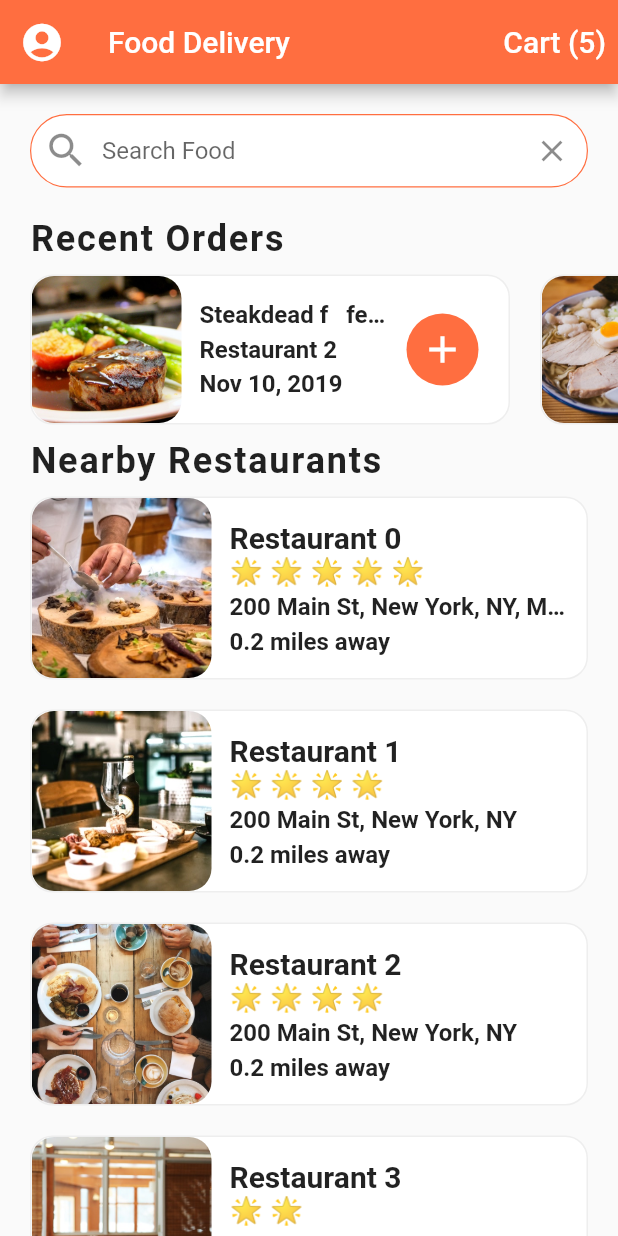
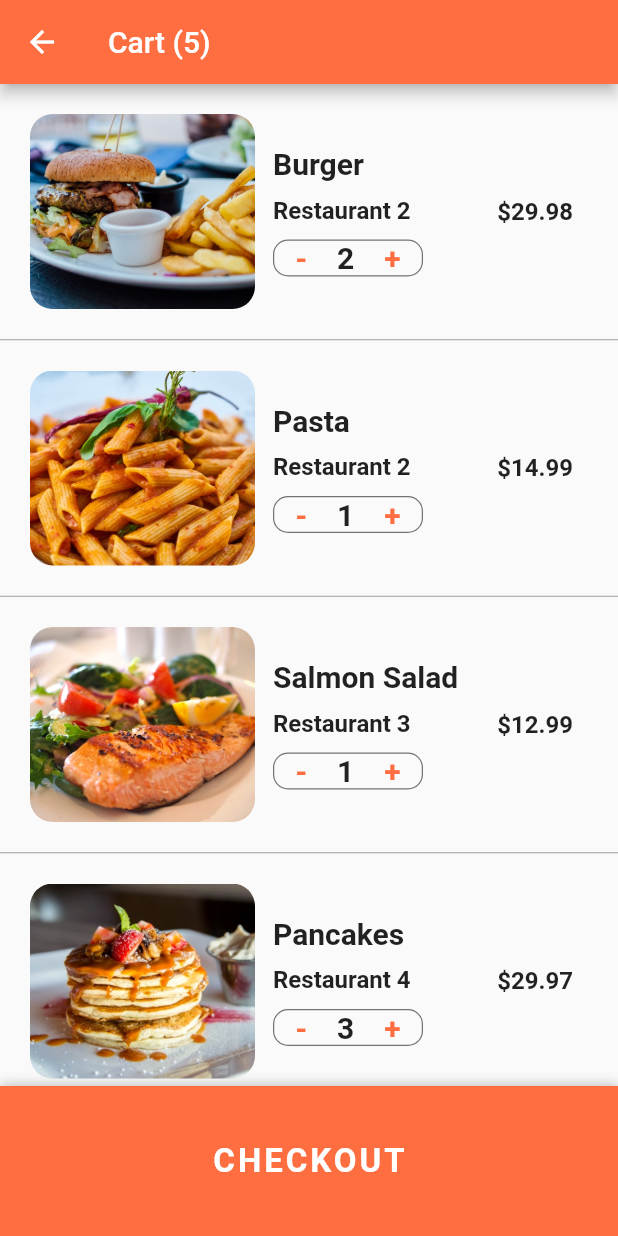
Before and after one commit to RoseNeezar/food-delivery-fl, a Flutter app: the screen it shows after launch, after a tap on an icon or button, on a phone screen of 412 x 824 dp. Run offline on Flutter 3.47's test engine with Material 2 defaults, Android fonts, the phone set to English and light mode, and no system bars.

Commit message:
add cart screen

```diff
--- a/lib/main.dart
+++ b/lib/main.dart
@@ -17,6 +17,7 @@ class MyApp extends StatelessWidget {
         primaryColor: Colors.deepOrangeAccent,
         appBarTheme: AppBarTheme(backgroundColor: Colors.deepOrangeAccent),
       ),
-        home: HomeScreen());
+      home: HomeScreen(),
+    );
   }
 }
--- /dev/null
+++ b/lib/screens/cart.screens.dart
@@ -0,0 +1,233 @@
+import 'package:flutter/material.dart';
+import 'package:flutter_food_delivery_ui/data/data.dart';
+import 'package:flutter_food_delivery_ui/models/order.dart';
+
+class CartScreen extends StatefulWidget {
+  @override
+  _CartScreenState createState() => _CartScreenState();
+}
+
+class _CartScreenState extends State<CartScreen> {
+  _buildCartItem(Order order) {
+    return Container(
+      padding: EdgeInsets.all(20.0),
+      height: 170.0,
+      child: Row(
+        children: <Widget>[
+          Expanded(
+            child: Row(
+              children: <Widget>[
+                Container(
+                  width: 150.0,
+                  decoration: BoxDecoration(
+                      image: DecorationImage(
+                        image: AssetImage(order.food.imageUrl),
+                        fit: BoxFit.cover,
+                      ),
+                      borderRadius: BorderRadius.circular(15.0)),
+                ),
+                Expanded(
+                  child: Container(
+                    margin: EdgeInsets.all(12.0),
+                    child: Column(
+                      crossAxisAlignment: CrossAxisAlignment.start,
+                      mainAxisAlignment: MainAxisAlignment.center,
+                      children: <Widget>[
+                        Text(
+                          order.food.name,
+                          style: TextStyle(
+                            fontSize: 20.0,
+                            fontWeight: FontWeight.bold,
+                          ),
+                          overflow: TextOverflow.ellipsis,
+                        ),
+                        SizedBox(
+                          height: 10.0,
+                        ),
+                        Text(
+                          order.restaurant.name,
+                          style: TextStyle(
+                            fontSize: 16.0,
+                            fontWeight: FontWeight.w600,
+                          ),
+                          overflow: TextOverflow.ellipsis,
+                        ),
+                        SizedBox(
+                          height: 10.0,
+                        ),
+                        Container(
+                          width: 100.0,
+                          decoration: BoxDecoration(
+                            borderRadius: BorderRadius.circular(10.0),
+                            border:
+                                Border.all(width: 0.8, color: Colors.black54),
+                          ),
+                          child: Row(
+                            mainAxisAlignment: MainAxisAlignment.center,
+                            children: <Widget>[
+                              GestureDetector(
+                                onTap: () {},
+                                child: Text(
+                                  '-',
+                                  style: TextStyle(
+                                    fontSize: 20.0,
+                                    fontWeight: FontWeight.w600,
+                                    color: Theme.of(context).primaryColor,
+                                  ),
+                                ),
+                              ),
+                              SizedBox(
+                                width: 20.0,
+                              ),
+                              Text(
+                                order.quantity.toString(),
+                                style: TextStyle(
+                                  fontSize: 20.0,
+                                  fontWeight: FontWeight.w600,
+                                ),
+                              ),
+                              SizedBox(
+                                width: 20.0,
+                              ),
+                              GestureDetector(
+                                onTap: () {},
+                                child: Text(
+                                  '+',
+                                  style: TextStyle(
+                                    fontSize: 20.0,
+                                    fontWeight: FontWeight.w600,
+                                    color: Theme.of(context).primaryColor,
+                                  ),
+                                ),
+                              ),
+                            ],
+                          ),
+                        )
+                      ],
+                    ),
+                  ),
+                ),
+                Container(
+                  margin: EdgeInsets.all(10.0),
+                  child: Text(
+                    '\$${order.quantity * order.food.price}',
+                    style: TextStyle(
+                      fontSize: 16.0,
+                      fontWeight: FontWeight.w600,
+                    ),
+                  ),
+                )
+              ],
+            ),
+          )
+        ],
+      ),
+    );
+  }
+
+  @override
+  Widget build(BuildContext context) {
+    double totalPrice = 0;
+    currentUser.cart.forEach(
+      (Order order) => totalPrice += order.quantity * order.food.price,
+    );
+
+    return Scaffold(
+      appBar: AppBar(
+        title: Text('Cart (${currentUser.cart.length})'),
+      ),
+      body: ListView.separated(
+        itemCount: currentUser.cart.length + 1,
+        itemBuilder: (BuildContext context, int index) {
+          if (index < currentUser.cart.length) {
+            Order order = currentUser.cart[index];
+            return _buildCartItem(order);
+          }
+          return Padding(
+            padding: EdgeInsets.all(20.0),
+            child: Column(
+              children: <Widget>[
+                Row(
+                  mainAxisAlignment: MainAxisAlignment.spaceBetween,
+                  children: <Widget>[
+                    Text(
+                      'Estimated Delivery Time:',
+                      style: TextStyle(
+                        fontSize: 20.0,
+                        fontWeight: FontWeight.w600,
+                      ),
+                    ),
+                    Text(
+                      '25 min',
+                      style: TextStyle(
+                        fontSize: 20.0,
+                        fontWeight: FontWeight.w600,
+                      ),
+                    ),
+                  ],
+                ),
+                SizedBox(height: 10.0),
+                Row(
+                  mainAxisAlignment: MainAxisAlignment.spaceBetween,
+                  children: <Widget>[
+                    Text(
+                      'Total Cost:',
+                      style: TextStyle(
+                        fontSize: 20.0,
+                        fontWeight: FontWeight.w600,
+                      ),
+                    ),
+                    Text(
+                      '\$${totalPrice.toStringAsFixed(2)}',
+                      style: TextStyle(
+                        color: Colors.green[700],
+                        fontSize: 20.0,
+                        fontWeight: FontWeight.w600,
+                      ),
+                    ),
+                  ],
+                ),
+                SizedBox(height: 80.0),
+              ],
+            ),
+          );
+          ;
+        },
+        separatorBuilder: (BuildContext context, int index) {
+          return Divider(
+            height: 1.0,
+            color: Colors.grey,
+          );
+        },
+      ),
+      bottomSheet: Container(
+        height: 100.0,
+        width: MediaQuery.of(context).size.width,
+        decoration: BoxDecoration(
+          color: Theme.of(context).primaryColor,
+          boxShadow: [
+            BoxShadow(
+              color: Colors.black26,
+              offset: Offset(0, -1),
+              blurRadius: 6.0,
+            ),
+          ],
+        ),
+        child: Center(
+          child: TextButton(
+            child: Text(
+              'CHECKOUT',
+              style: TextStyle(
+                fontSize: 22.0,
+                color: Colors.white,
+                letterSpacing: 2.0,
+                fontWeight: FontWeight.bold,
+              ),
+            ),
+            onPressed: () {},
+          ),
+        ),
+      ),
+    );
+  }
+}
--- a/lib/screens/home.screens.dart
+++ b/lib/screens/home.screens.dart
@@ -1,6 +1,8 @@
 import 'package:flutter/material.dart';
 import 'package:flutter_food_delivery_ui/data/data.dart';
 import 'package:flutter_food_delivery_ui/models/restaurant.dart';
+import 'package:flutter_food_delivery_ui/screens/cart.screens.dart';
+import 'package:flutter_food_delivery_ui/screens/restaurant.screens.dart';
 import 'package:flutter_food_delivery_ui/widgets/ratingStars.dart';
 import 'package:flutter_food_delivery_ui/widgets/recentOrders.dart';
 
@@ -14,7 +16,16 @@ class _HomeScreenState extends State<HomeScreen> {
     List<Widget> restaurantList = [];
 
     restaurants.forEach((Restaurant restaurant) {
-      restaurantList.add(Container(
+      restaurantList.add(GestureDetector(
+        onTap: () => Navigator.push(
+          context,
+          MaterialPageRoute(
+            builder: (_) => RestaurantScreen(
+              restaurant: restaurant,
+            ),
+          ),
+        ),
+        child: Container(
           margin: EdgeInsets.symmetric(horizontal: 20.0, vertical: 10.0),
           decoration: BoxDecoration(
             color: Colors.white,
@@ -28,11 +39,14 @@ class _HomeScreenState extends State<HomeScreen> {
             children: <Widget>[
               ClipRRect(
                 borderRadius: BorderRadius.circular(15.0),
+                child: Hero(
+                  tag: restaurant.imageUrl,
                   child: Image(
                     image: AssetImage(restaurant.imageUrl),
                     height: 120.0,
                     width: 120.0,
                     fit: BoxFit.cover,
+                  ),
                 ),
               ),
               Expanded(
@@ -79,6 +93,7 @@ class _HomeScreenState extends State<HomeScreen> {
               )
             ],
           ),
+        ),
       ));
     });
 
@@ -101,7 +116,13 @@ class _HomeScreenState extends State<HomeScreen> {
               'Cart (${currentUser.cart.length})',
               style: TextStyle(color: Colors.white, fontSize: 20.0),
             ),
-              onPressed: () {})
+            onPressed: () => Navigator.push(
+              context,
+              MaterialPageRoute(
+                builder: (_) => CartScreen(),
+              ),
+            ),
+          )
         ],
       ),
       body: ListView(
```
Also changed, not shown: lib/screens/restaurant.screens.dart (added, +242 -0 lines). Lines whose indentation alone changed are shown as unchanged.
